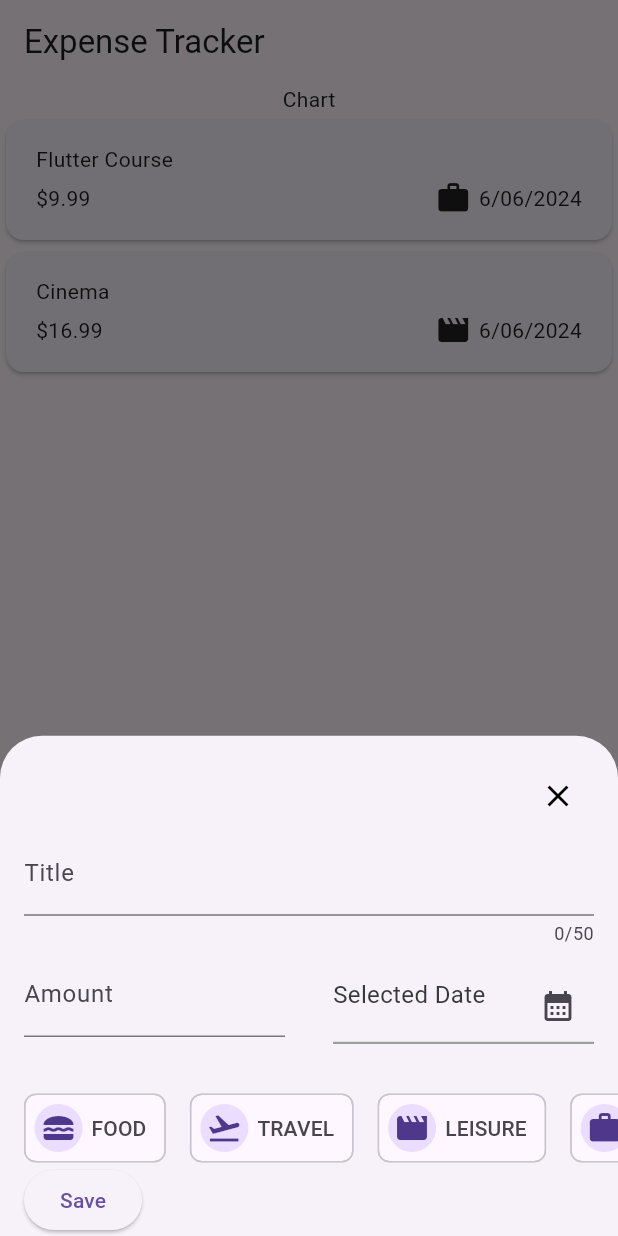
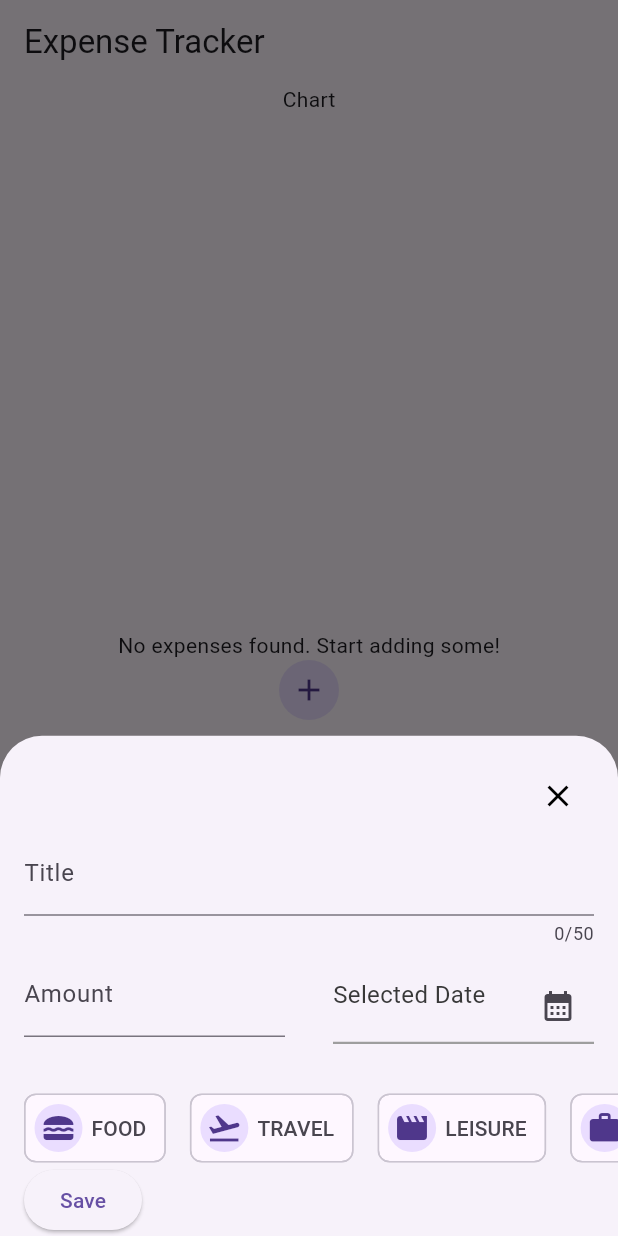
Before and after one commit to edoremo00/FlutterCourse, a Flutter app: the screen it shows after launch, after a tap on "New Expense", on a phone screen of 412 x 824 dp. Run offline on Flutter 3.47's test engine with Material 3 defaults, Android fonts, the phone set to English and light mode, and no system bars.

Commit message:
added ui for no expense, ability to delete expense and uno delete, snackbar showing when expense is deleted

```diff
--- a/lib/expenses.dart
+++ b/lib/expenses.dart
@@ -15,18 +15,127 @@ class Expenses extends StatefulWidget {
 
 class _ExpensesState extends State<Expenses> {
   final List<Expense> _registeredExpenses = [
-    Expense(
-      title: "Flutter Course",
-      amount: 9.99,
-      date: DateTime.now(),
-      category: Category.work,
-    ),
-    Expense(
-      title: "Cinema",
-      amount: 16.99,
-      date: DateTime.now(),
-      category: Category.leisure,
-    )
+    // Expense(
+    //   title: "Flutter Course",
+    //   amount: 9.99,
+    //   date: DateTime.now(),
+    //   category: Category.work,
+    // ),
+    // Expense(
+    //   title: "Cinema",
+    //   amount: 16.99,
+    //   date: DateTime.now(),
+    //   category: Category.leisure,
+    // ),
+    // Expense(
+    //   title: "Cinema",
+    //   amount: 16.99,
+    //   date: DateTime.now(),
+    //   category: Category.leisure,
+    // ),
+    // Expense(
+    //   title: "Cinema",
+    //   amount: 16.99,
+    //   date: DateTime.now(),
+    //   category: Category.leisure,
+    // ),
+    // Expense(
+    //   title: "Cinema",
+    //   amount: 16.99,
+    //   date: DateTime.now(),
+    //   category: Category.leisure,
+    // ),
+    // Expense(
+    //   title: "Cinema",
+    //   amount: 16.99,
+    //   date: DateTime.now(),
+    //   category: Category.leisure,
+    // ),
+    // Expense(
+    //   title: "Cinema",
+    //   amount: 16.99,
+    //   date: DateTime.now(),
+    //   category: Category.leisure,
+    // ),
+    // Expense(
+    //   title: "Cinema",
+    //   amount: 16.99,
+    //   date: DateTime.now(),
+    //   category: Category.leisure,
+    // ),
+    // Expense(
+    //   title: "Cinema",
+    //   amount: 16.99,
+    //   date: DateTime.now(),
+    //   category: Category.leisure,
+    // ),
+    // Expense(
+    //   title: "Cinema",
+    //   amount: 16.99,
+    //   date: DateTime.now(),
+    //   category: Category.leisure,
+    // ),
+    // Expense(
+    //   title: "Cinema",
+    //   amount: 16.99,
+    //   date: DateTime.now(),
+    //   category: Category.leisure,
+    // ),
+    // Expense(
+    //   title: "Cinema",
+    //   amount: 16.99,
+    //   date: DateTime.now(),
+    //   category: Category.leisure,
+    // ),
+    // Expense(
+    //   title: "Cinema",
+    //   amount: 16.99,
+    //   date: DateTime.now(),
+    //   category: Category.leisure,
+    // ),
+    // Expense(
+    //   title: "Cinema",
+    //   amount: 16.99,
+    //   date: DateTime.now(),
+    //   category: Category.leisure,
+    // ),
+    // Expense(
+    //   title: "Cinema",
+    //   amount: 16.99,
+    //   date: DateTime.now(),
+    //   category: Category.leisure,
+    // ),
+    // Expense(
+    //   title: "Cinema",
+    //   amount: 16.99,
+    //   date: DateTime.now(),
+    //   category: Category.leisure,
+    // ),
+    // Expense(
+    //   title: "Cinema",
+    //   amount: 16.99,
+    //   date: DateTime.now(),
+    //   category: Category.leisure,
+    // ),
+    // Expense(
+    //   title: "Cinema",
+    //   amount: 16.99,
+    //   date: DateTime.now(),
+    //   category: Category.leisure,
+    // ),
+    // Expense(
+    //   title: "Cinema",
+    //   amount: 16.99,
+    //   date: DateTime.now(),
+    //   category: Category.leisure,
+    // ),
+    // Expense(
+    //   title: "Cinema",
+    //   amount: 16.99,
+    //   date: DateTime.now(),
+    //   category: Category.leisure,
+    // ),
+
   ];
 
   void _openAddExpenseOverlay(){
@@ -49,15 +158,40 @@ class _ExpensesState extends State<Expenses> {
     });
   }
 
-  void _removeExpense(int index){
+  void _removeExpense(Expense exp){
+    final expenseIndex= _registeredExpenses.indexOf(exp);
     setState(() {
-      _registeredExpenses.removeAt(index);
+      _registeredExpenses.remove(exp);
     });
+    ScaffoldMessenger.of(context).clearSnackBars();
+    ScaffoldMessenger.of(context).showSnackBar(
+      SnackBar(
+        behavior: SnackBarBehavior.floating,
+        duration: const Duration(seconds: 3),
+        content: const Text('Expense Deleted'),
+        action: SnackBarAction(label: "Undo",onPressed: () {
+          setState(() {
+            _registeredExpenses.insert(expenseIndex, exp);
+          });
+        },)
+      ),
+    );
+  }
+
+  //TODO implement modify expense and change dismissible to handle it
+  void _modifyExpense(Expense old){
+
   }
 
 
   @override
   Widget build(BuildContext context) {
+    // Widget mainContent = _registeredExpenses.isNotEmpty
+    //     ? ExpensesList(
+    //         expenses: _registeredExpenses, onRemoveExpense: _removeExpense)
+    //     : const Center(
+    //         child: Text("No expenses found. Start adding some!"),
+    //       );
     return Scaffold(
       appBar: AppBar(
         // actions: [
@@ -69,10 +203,22 @@ class _ExpensesState extends State<Expenses> {
         title: const Text("Expense Tracker"),
       ),
       body: Column(
-        // mainAxisAlignment: MainAxisAlignment.center,
         children: [
           const Text("Chart"),
-          ExpensesList(expenses: _registeredExpenses,onRemoveExpense: _removeExpense,),
+          //spacer prende quanto spazio possibile e lo divide equamente tra i due widget qua presenti
+          //conditonal list per evitare di fare un expanded che wrappa colonna ecc
+          if(_registeredExpenses.isEmpty)...[
+            const Spacer(),
+            const Center(
+              child: Text("No expenses found. Start adding some!"),
+            ),
+             CircleAvatar(child: IconButton(onPressed: _openAddExpenseOverlay, icon: const Icon(Icons.add)),),
+            const Spacer()
+          ]else ...[
+             ExpensesList(
+              expenses: _registeredExpenses, onRemoveExpense: _removeExpense),
+          ]
+
         ],
       ),
       floatingActionButton: FloatingActionButton.extended(onPressed: _openAddExpenseOverlay, label: const Text("New Expense"),icon: const Icon(Icons.add),),
--- a/lib/main.dart
+++ b/lib/main.dart
@@ -1,7 +1,9 @@
 import 'package:expensetracker/expenses.dart';
 import 'package:flutter/material.dart';
+import 'package:intl/date_symbol_data_local.dart';
 
 void main() {
+  initializeDateFormatting();
   runApp(
     const MaterialApp(
       home: Expenses(),
--- a/lib/models/expense.dart
+++ b/lib/models/expense.dart
@@ -1,6 +1,5 @@
 
 import 'package:expensetracker/models/category.dart';
-import 'package:intl/date_symbol_data_local.dart';
 import 'package:intl/intl.dart';
 import 'package:uuid/uuid.dart';
 
@@ -23,8 +22,6 @@ class Expense{
   Expense({required this.title,required this.amount,required DateTime date,required this.category}) :id=uuid.v4(),_date=date;
 
   String get formattedDate{
-    // return formatter.format(_date);
-    initializeDateFormatting();
     return formatter.format(_date);
   }
 }
--- a/lib/widgets/expenses-list/expenses_list.dart
+++ b/lib/widgets/expenses-list/expenses_list.dart
@@ -5,7 +5,7 @@ import 'package:flutter/material.dart';
 
 class ExpensesList extends StatelessWidget {
   final List<Expense> expenses;
-  final void Function(int id) onRemoveExpense;
+  final void Function(Expense exp) onRemoveExpense;
 
   const ExpensesList({super.key, required this.expenses,required this.onRemoveExpense});
 
@@ -20,7 +20,7 @@ class ExpensesList extends StatelessWidget {
             final rndColor=ExpenseRandomColorManager.getRandomDismissibleBackground(index);
             return Dismissible(
               onDismissed: (direction) {
-                onRemoveExpense(index);
+                onRemoveExpense(expenses[index]);
               },
               background: Container(
                 color: rndColor,
```
